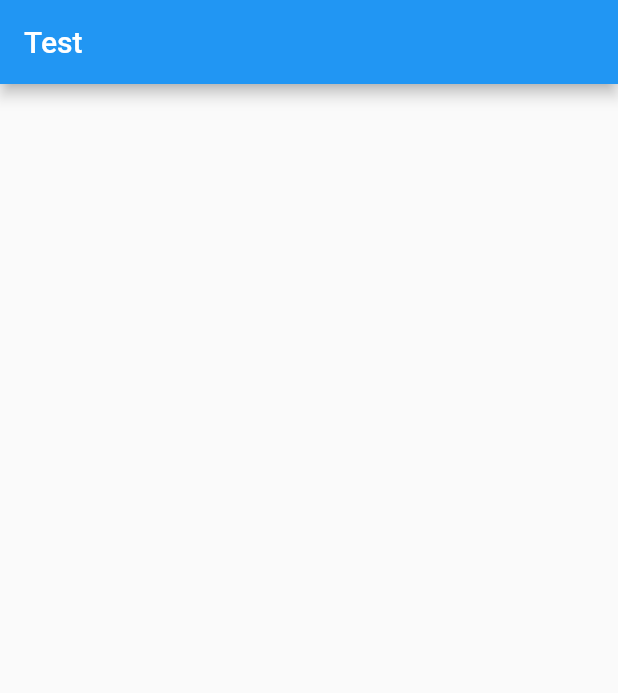
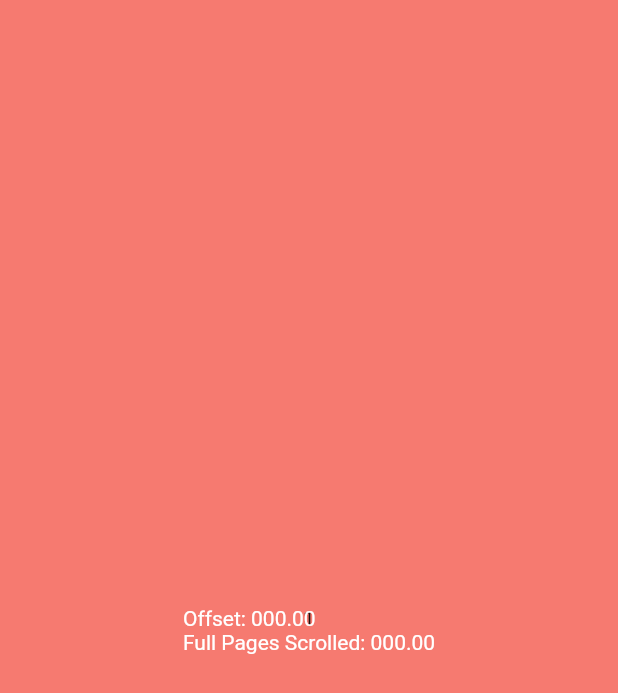
Before and after one commit to jfk-dev/portfolio, a Flutter app: the screen it shows after launch, on a phone screen of 412 x 824 dp. Shown: the top 693 px of the screen. Run offline on Flutter 3.47's test engine with Material 2 defaults, Android fonts, the phone set to English and light mode, and no system bars.

Commit message:
feat: add scroll controller sharing functionality

```diff
--- a/analysis_options.yaml
+++ b/analysis_options.yaml
@@ -1,29 +1,6 @@
-# This file configures the analyzer, which statically analyzes Dart code to
-# check for errors, warnings, and lints.
-#
-# The issues identified by the analyzer are surfaced in the UI of Dart-enabled
-# IDEs (https://dart.dev/tools#ides-and-editors). The analyzer can also be
-# invoked from the command line by running `flutter analyze`.
-
-# The following line activates a set of recommended lints for Flutter apps,
-# packages, and plugins designed to encourage good coding practices.
-include: package:flutter_lints/flutter.yaml
+include: package:very_good_analysis/analysis_options.yaml
 
 linter:
-  # The lint rules applied to this project can be customized in the
-  # section below to disable rules from the `package:flutter_lints/flutter.yaml`
-  # included above or to enable additional rules. A list of all available lints
-  # and their documentation is published at
-  # https://dart-lang.github.io/linter/lints/index.html.
-  #
-  # Instead of disabling a lint rule for the entire project in the
-  # section below, it can also be suppressed for a single line of code
-  # or a specific dart file by using the `// ignore: name_of_lint` and
-  # `// ignore_for_file: name_of_lint` syntax on the line or in the file
-  # producing the lint.
   rules:
-    # avoid_print: false  # Uncomment to disable the `avoid_print` rule
-    # prefer_single_quotes: true  # Uncomment to enable the `prefer_single_quotes` rule
-
-# Additional information about this file can be found at
-# https://dart.dev/guides/language/analysis-options
+    public_member_api_docs: false
+    avoid_print: false
--- /dev/null
+++ b/lib/hud_overlay/hud_overlay.dart
@@ -0,0 +1,31 @@
+import 'package:flutter/material.dart';
+import 'package:provider/provider.dart';
+
+class HudOverlay extends StatelessWidget {
+  const HudOverlay({super.key});
+
+  @override
+  Widget build(BuildContext context) {
+    final controller = context.watch<ScrollController>();
+    final offset = controller.offset;
+    final size = MediaQuery.of(context).size;
+    final fullPagesScrolled = controller.offset / size.height;
+
+    return Center(
+      child: Text(
+        {
+          'Offset': offset,
+          'Full Pages Scrolled': fullPagesScrolled,
+        }.entries.fold<String>(
+              '',
+              (acc, cur) => '$acc\n'
+                  '${cur.key}: '
+                  '${cur.value.toStringAsFixed(2).padLeft(6, '0')}',
+            ),
+        style: const TextStyle(
+          color: Colors.white,
+        ),
+      ),
+    );
+  }
+}
--- a/lib/main.dart
+++ b/lib/main.dart
@@ -1,32 +1,20 @@
 import 'package:flutter/material.dart';
+import 'package:portfolio/main_container/main_container.dart';
 import 'package:portfolio/theme/theme.dart';
 
 void main() {
-  runApp(const MyApp());
+  runApp(const PortfolioApp());
 }
 
-class MyApp extends StatelessWidget {
-  const MyApp({super.key});
+class PortfolioApp extends StatelessWidget {
+  const PortfolioApp({super.key});
 
   @override
   Widget build(BuildContext context) {
     return MaterialApp(
       title: 'Flutter Demo',
       theme: PortfolioTheme.light(),
-      home: const HomePage(),
+      home: const MainContainer(),
     );
   }
 }
-
-class HomePage extends StatelessWidget {
-  const HomePage({super.key});
-
-  @override
-  Widget build(BuildContext context) {
-    return Scaffold(
-      appBar: AppBar(
-        title: Text('Test'),
-      ),
-    );
-  }
-}
--- /dev/null
+++ b/lib/main_container/main_container.dart
@@ -0,0 +1,24 @@
+import 'package:flutter/material.dart';
+import 'package:portfolio/hud_overlay/hud_overlay.dart';
+import 'package:portfolio/page_sections/page_sections.dart';
+import 'package:portfolio/scroll_provider/scroll_provider.dart';
+
+class MainContainer extends StatelessWidget {
+  const MainContainer({super.key});
+
+  @override
+  Widget build(BuildContext context) {
+    return ScrollProvider(
+      builder: (context) {
+        return Scaffold(
+          body: Stack(
+            children: const [
+              PageSections(),
+              HudOverlay(),
+            ],
+          ),
+        );
+      },
+    );
+  }
+}
--- /dev/null
+++ b/lib/page_sections/page_sections.dart
@@ -0,0 +1,27 @@
+import 'package:flutter/material.dart';
+import 'package:provider/provider.dart';
+
+class PageSections extends StatelessWidget {
+  const PageSections({super.key});
+
+  @override
+  Widget build(BuildContext context) {
+    final size = MediaQuery.of(context).size;
+
+    return ListView(
+      controller: context.read<ScrollController>(),
+      children: [
+        for (final color in Colors.primaries)
+          SizedBox.fromSize(
+            size: size,
+            child: ColoredBox(
+              color: color.withOpacity(0.7),
+              child: Center(
+                child: Text('${Colors.primaries.indexOf(color) + 1}'),
+              ),
+            ),
+          ),
+      ],
+    );
+  }
+}
--- /dev/null
+++ b/lib/scroll_provider/scroll_provider.dart
@@ -0,0 +1,34 @@
+import 'package:flutter/material.dart';
+import 'package:provider/provider.dart';
+
+class ScrollProvider extends StatefulWidget {
+  const ScrollProvider({
+    super.key,
+    required this.builder,
+  });
+
+  final WidgetBuilder builder;
+
+  @override
+  State<ScrollProvider> createState() => _ScrollProviderState();
+}
+
+class _ScrollProviderState extends State<ScrollProvider> {
+  final _scrollController = ScrollController();
+
+  @override
+  void dispose() {
+    _scrollController.dispose();
+    super.dispose();
+  }
+
+  @override
+  Widget build(BuildContext context) {
+    return ChangeNotifierProvider.value(
+      value: _scrollController,
+      child: Builder(
+        builder: widget.builder,
+      ),
+    );
+  }
+}
```
Also changed, not shown: pubspec.yaml (+4 -4 lines), pubspec.lock, 1 other file.
